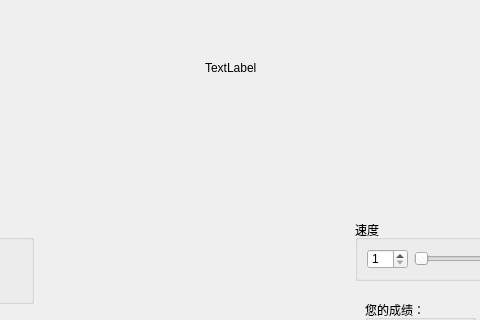
TwinIsland-CCC/RhythmGame_Project_1_00, file difficultyandspeedselectwindow.ui: the form before one commit; both pictures show x 145 to 625 and y 0 to 320 of the 800 by 600 pixel window.
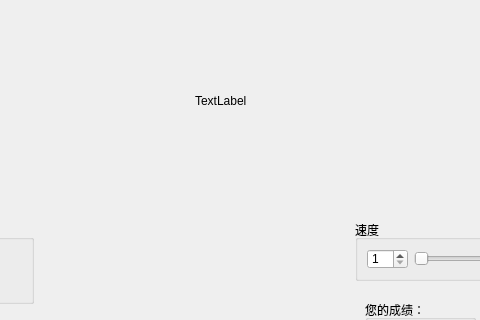
The form after the commit. Icons and pictures are not drawn.

The edit to the form file:
```diff
--- a/difficultyandspeedselectwindow.ui
+++ b/difficultyandspeedselectwindow.ui
@@ -138,10 +138,10 @@
    <widget class="QLabel" name="NameOfSong">
     <property name="geometry">
      <rect>
-      <x>350</x>
+      <x>340</x>
       <y>60</y>
-      <width>72</width>
-      <height>15</height>
+      <width>91</width>
+      <height>81</height>
      </rect>
     </property>
     <property name="text">
```
Left out of the diff: 3 changed lines with no effect on the pictures.
